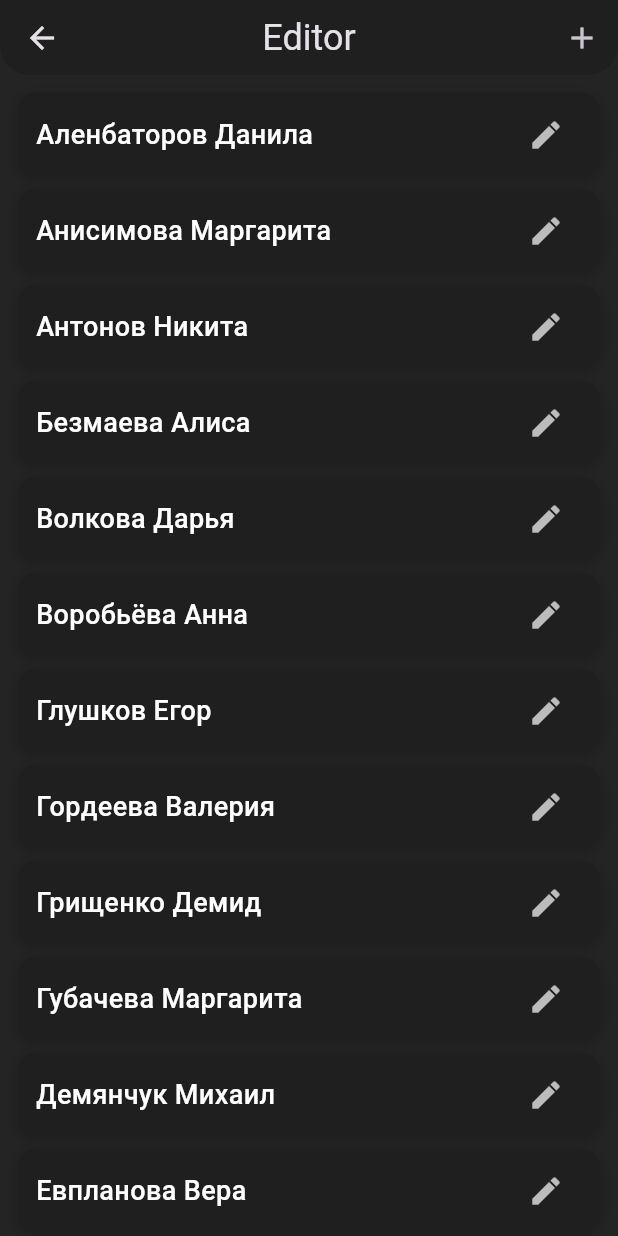
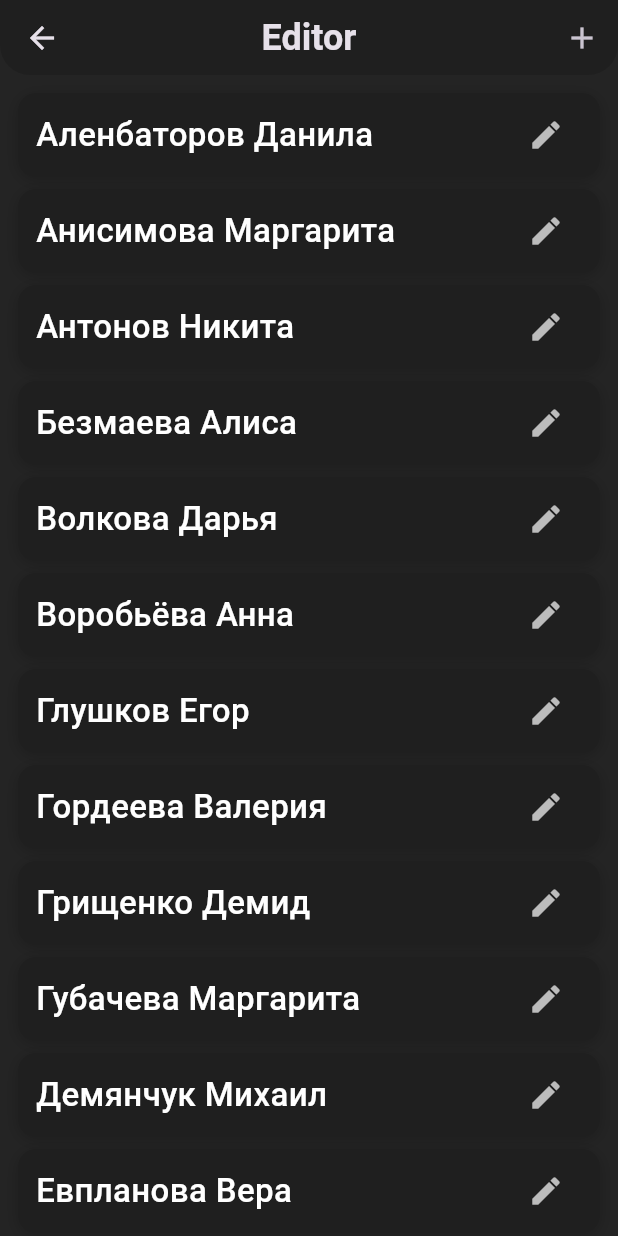
Before and after one commit to Lynx20wz/attendance_tracker, a Flutter app: the screen it shows after launch, after a tap on the "list alt" icon, on a phone screen of 412 x 824 dp. Run offline on Flutter 3.47's test engine with Material 3 defaults, Android fonts, the phone set to English and light mode, and no system bars; our stand-ins replace flutter_riverpod.

```diff
--- a/lib/pages/editor_page.dart
+++ b/lib/pages/editor_page.dart
@@ -14,7 +14,10 @@ class EditorPage extends ConsumerWidget {
   @override
   Widget build(final BuildContext context, final WidgetRef ref) => Scaffold(
     appBar: AppBar(
-      title: const Text('Editor', style: TextStyle(fontSize: 24)),
+      title: const Text(
+        'Editor',
+        style: TextStyle(fontSize: 24, fontWeight: FontWeight.bold),
+      ),
       actions: [
         IconButton(
           onPressed: () => _showAddStudentDialog(context, ref),
--- a/lib/pages/home_page.dart
+++ b/lib/pages/home_page.dart
@@ -27,6 +27,7 @@ class _HomePageState extends ConsumerState<HomePage> {
         onPressed: () => Navigator.pushNamed(context, AppRoutes.editor.path),
         icon: Icon(Icons.list_alt),
       ),
+
       actions: [
         IconButton(
           onPressed: () {
--- a/lib/pages/stats_page.dart
+++ b/lib/pages/stats_page.dart
@@ -16,8 +16,6 @@ class StatsPage extends StatelessWidget {
         'Stats',
         style: TextStyle(fontSize: 24, fontWeight: FontWeight.bold),
       ),
-
-      elevation: 0,
     ),
     body: Consumer(
       builder: (_, final ref, _) => ListView.builder(
--- a/lib/theme.dart
+++ b/lib/theme.dart
@@ -10,8 +10,6 @@ class AppColors {
 }
 
 abstract final class AppTheme {
-  static double get cardWidth => 355.0;
-
   static ThemeData get darkTheme => ThemeData.dark().copyWith(
     primaryColor: AppColors.bg,
     scaffoldBackgroundColor: AppColors.bg,
@@ -21,6 +19,7 @@ abstract final class AppTheme {
       shape: const RoundedRectangleBorder(
         borderRadius: BorderRadius.vertical(bottom: Radius.circular(20)),
       ),
+      scrolledUnderElevation: 0,
       backgroundColor: AppColors.cardBackground,
       centerTitle: true,
       toolbarHeight: 50,
--- a/lib/widgets/cards/editor_card.dart
+++ b/lib/widgets/cards/editor_card.dart
@@ -127,7 +127,7 @@ class _EditorCardState extends ConsumerState<EditorCard> {
                       widget.student.name,
                       style: const TextStyle(
                         color: Colors.white,
-                        fontSize: 18,
+                        fontSize: 22,
                         fontWeight: FontWeight.w500,
                       ),
                     ),
--- a/lib/widgets/cards/student_card.dart
+++ b/lib/widgets/cards/student_card.dart
@@ -18,6 +18,8 @@ class StudentCard extends ConsumerStatefulWidget {
 }
 
 class _StudentCardState extends ConsumerState<StudentCard> {
+  static const _aspectRatio = 5 / 1;
+
   double _dragOffset = 0.0;
 
   void setStudentStatus(final StudentStatus status) {
@@ -29,7 +31,7 @@ class _StudentCardState extends ConsumerState<StudentCard> {
   int get _opacity => _dragOffset.abs().toInt() * 5;
 
   Widget _buildBg() => AspectRatio(
-    aspectRatio: 7 / 1,
+    aspectRatio: _aspectRatio,
     child: Container(
       decoration: BoxDecoration(
         color: _dragOffset > 0
@@ -88,7 +90,7 @@ class _StudentCardState extends ConsumerState<StudentCard> {
             children: [
               if (_dragOffset.abs() > 1) _buildBg(),
               AspectRatio(
-                aspectRatio: 7 / 1,
+                aspectRatio: _aspectRatio,
                 child: Transform.translate(
                   offset: Offset(_dragOffset, 0),
                   child: AnimatedContainer(
--- a/pubspec.yaml
+++ b/pubspec.yaml
@@ -1,6 +1,6 @@
 name: attendance_tracker
 description: Student attendance tracker
-version: 0.1.0
+version: 0.2.1
 repository: https://github.com/Lynx20wz/attendance_tracker
 
 environment:
```
